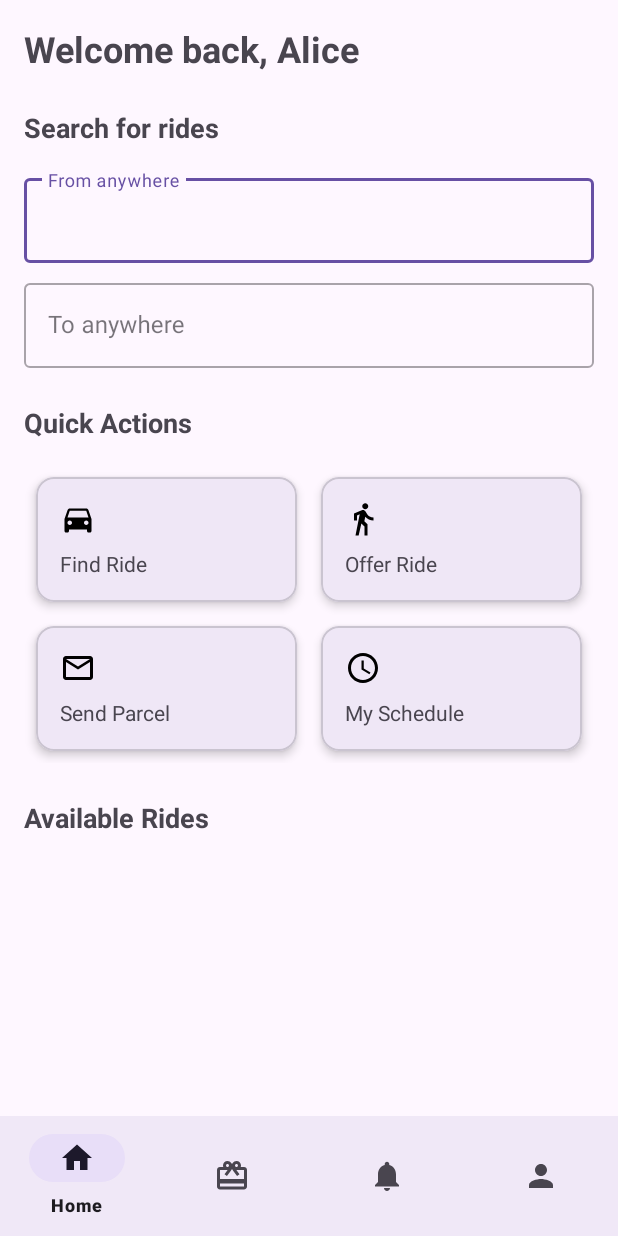
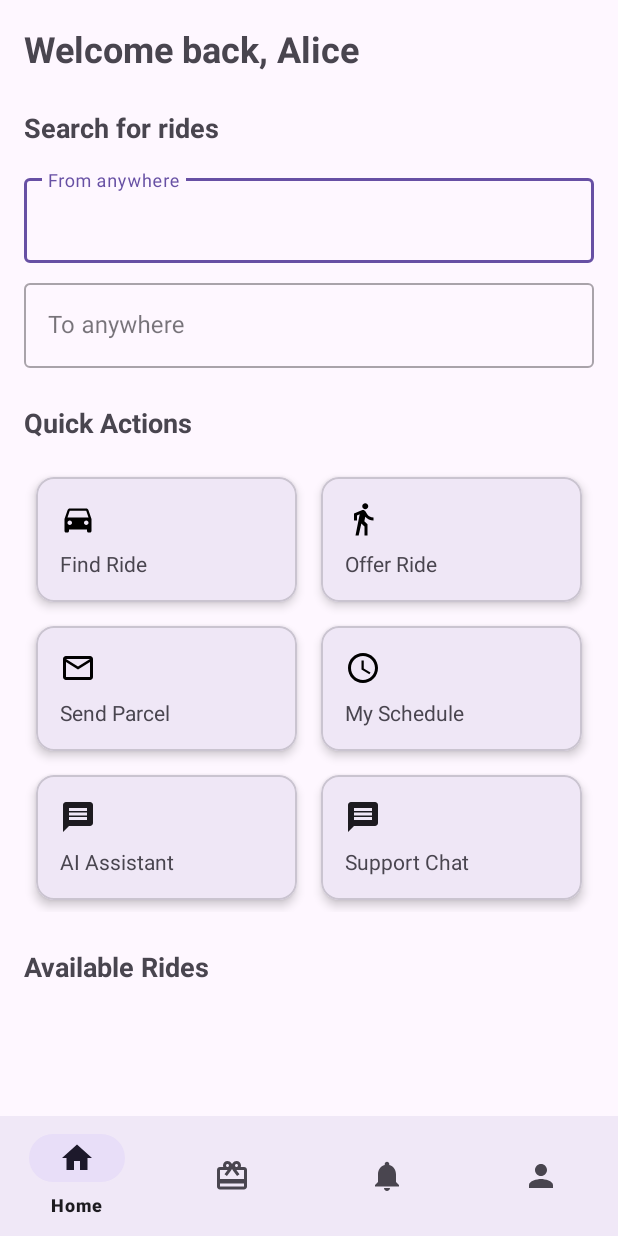
Before and after one commit to Jay-366/gosama, an Android app: the HomeActivity screen opened directly, with no data from a screen before it, on a phone screen of 412 x 824 dp. Run offline under Robolectric (Android 15) with nearby library versions, the phone set to English and light mode, and no system bars; our stand-ins replace Firebase (no records; nobody signed in at launch, a user with empty details on screens opened directly).

```diff
--- a/app/src/main/AndroidManifest.xml
+++ b/app/src/main/AndroidManifest.xml
@@ -16,6 +16,7 @@
         android:roundIcon="@mipmap/ic_launcher_round"
         android:supportsRtl="true"
         android:theme="@style/Theme.Gosama"
+        android:usesCleartextTraffic="true"
         tools:targetApi="31">
 
         <!-- 🔑 Google Maps API Key (loaded from strings.xml or google_maps_api.xml) -->
@@ -35,6 +36,9 @@
         <activity android:name=".RegisterActivity" android:exported="false" />
         <activity android:name=".HomeActivity" android:exported="false" />
         <activity android:name=".ProfileActivity" android:exported="false" />
+        <activity android:name=".AssistantChatActivity" android:exported="false" />
+        <activity android:name=".ChatActivity" android:exported="false" />
+        <activity android:name=".FindRideActivity" android:exported="false" />
     </application>
     <uses-permission android:name="android.permission.INTERNET" />
     <uses-permission android:name="android.permission.ACCESS_FINE_LOCATION" />
--- a/app/src/main/java/com/example/gosama/HomeActivity.java
+++ b/app/src/main/java/com/example/gosama/HomeActivity.java
@@ -27,6 +27,8 @@ public class HomeActivity extends AppCompatActivity {
         MaterialCardView offerRideCard = findViewById(R.id.offerRideCard);
         MaterialCardView sendParcelCard = findViewById(R.id.sendParcelCard);
         MaterialCardView scheduleCard = findViewById(R.id.scheduleCard);
+        MaterialCardView chatbotCard = findViewById(R.id.chatbotCard);
+        MaterialCardView supportChatCard = findViewById(R.id.supportChatCard);
         BottomNavigationView bottomNav = findViewById(R.id.bottomNavigation);
 
         // Observe user data
@@ -57,6 +59,16 @@ public class HomeActivity extends AppCompatActivity {
             // TODO: Implement schedule functionality
         });
 
+        chatbotCard.setOnClickListener(v -> {
+            Intent intent = new Intent(HomeActivity.this, AssistantChatActivity.class);
+            startActivity(intent);
+        });
+
+        supportChatCard.setOnClickListener(v -> {
+            Intent intent = new Intent(HomeActivity.this, ChatActivity.class);
+            startActivity(intent);
+        });
+
         // Set up bottom navigation
         bottomNav.setOnItemSelectedListener(item -> {
             int itemId = item.getItemId();
--- /dev/null
+++ b/app/src/main/res/drawable/ic_chat.xml
@@ -0,0 +1,10 @@
+<vector xmlns:android="http://schemas.android.com/apk/res/android"
+    android:width="24dp"
+    android:height="24dp"
+    android:viewportWidth="24"
+    android:viewportHeight="24"
+    android:tint="?attr/colorOnSurface">
+  <path
+      android:fillColor="@android:color/white"
+      android:pathData="M20,2L4,2c-1.1,0 -1.99,0.9 -1.99,2L2,22l4,-4h14c1.1,0 2,-0.9 2,-2L22,4c0,-1.1 -0.9,-2 -2,-2zM18,14L6,14v-2h12v2zM18,11L6,11L6,9h12v2zM18,8L6,8L6,6h12v2z"/>
+</vector>
--- a/app/src/main/res/layout/activity_home.xml
+++ b/app/src/main/res/layout/activity_home.xml
@@ -69,7 +69,7 @@
                 android:layout_width="match_parent"
                 android:layout_height="wrap_content"
                 android:columnCount="2"
-                android:rowCount="2">
+                android:rowCount="3">
 
                 <com.google.android.material.card.MaterialCardView
                     android:id="@+id/findRideCard"
@@ -178,6 +178,60 @@
                             android:text="My Schedule"/>
                     </LinearLayout>
                 </com.google.android.material.card.MaterialCardView>
+
+                <com.google.android.material.card.MaterialCardView
+                    android:id="@+id/chatbotCard"
+                    android:layout_width="0dp"
+                    android:layout_height="wrap_content"
+                    android:layout_columnWeight="1"
+                    android:layout_margin="8dp"
+                    app:cardElevation="4dp">
+
+                    <LinearLayout
+                        android:layout_width="match_parent"
+                        android:layout_height="wrap_content"
+                        android:orientation="vertical"
+                        android:padding="16dp">
+
+                        <ImageView
+                            android:layout_width="24dp"
+                            android:layout_height="24dp"
+                            android:src="@drawable/ic_chat"/>
+
+                        <TextView
+                            android:layout_width="wrap_content"
+                            android:layout_height="wrap_content"
+                            android:layout_marginTop="8dp"
+                            android:text="AI Assistant"/>
+                    </LinearLayout>
+                </com.google.android.material.card.MaterialCardView>
+
+                <com.google.android.material.card.MaterialCardView
+                    android:id="@+id/supportChatCard"
+                    android:layout_width="0dp"
+                    android:layout_height="wrap_content"
+                    android:layout_columnWeight="1"
+                    android:layout_margin="8dp"
+                    app:cardElevation="4dp">
+
+                    <LinearLayout
+                        android:layout_width="match_parent"
+                        android:layout_height="wrap_content"
+                        android:orientation="vertical"
+                        android:padding="16dp">
+
+                        <ImageView
+                            android:layout_width="24dp"
+                            android:layout_height="24dp"
+                            android:src="@drawable/ic_chat"/>
+
+                        <TextView
+                            android:layout_width="wrap_content"
+                            android:layout_height="wrap_content"
+                            android:layout_marginTop="8dp"
+                            android:text="Support Chat"/>
+                    </LinearLayout>
+                </com.google.android.material.card.MaterialCardView>
             </GridLayout>
 
             <!-- Available Rides Section -->
```
Also changed, not shown: app/src/main/java/com/example/gosama/AssistantChatActivity.java (+13 -5 lines), app/src/main/java/com/example/gosama/ChatActivity.java (+13 -5 lines), 3 other files.
